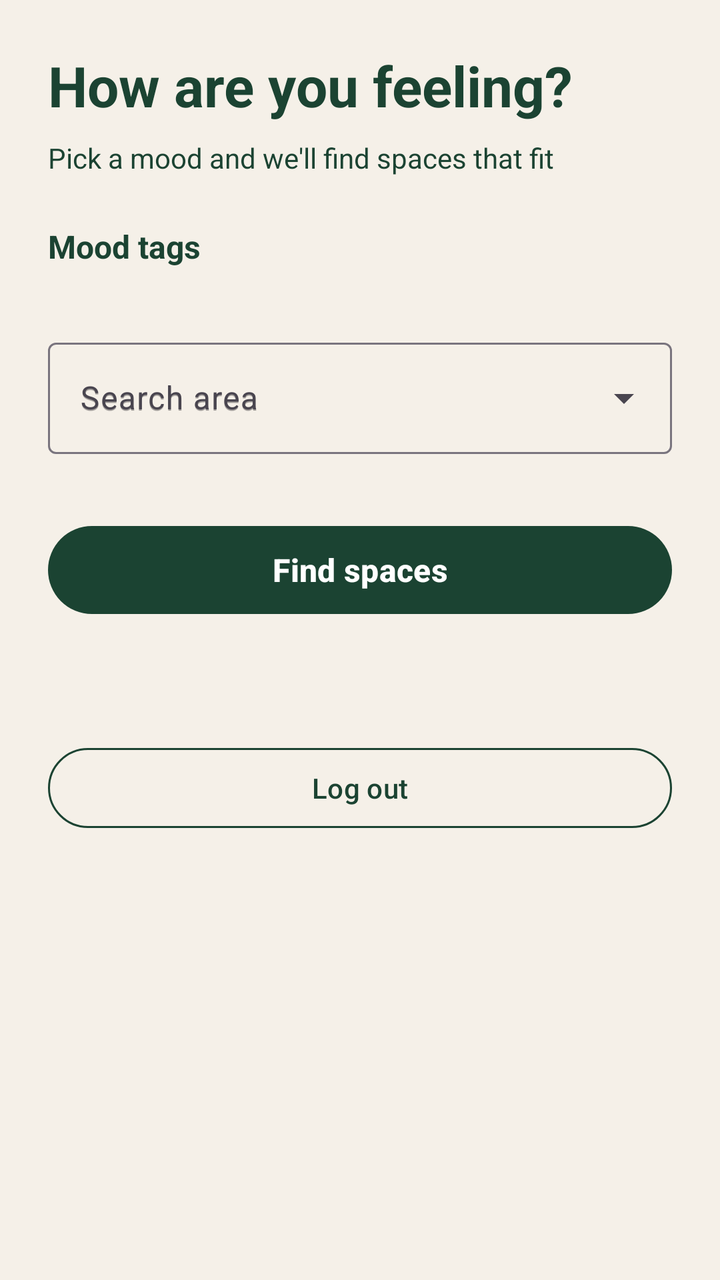
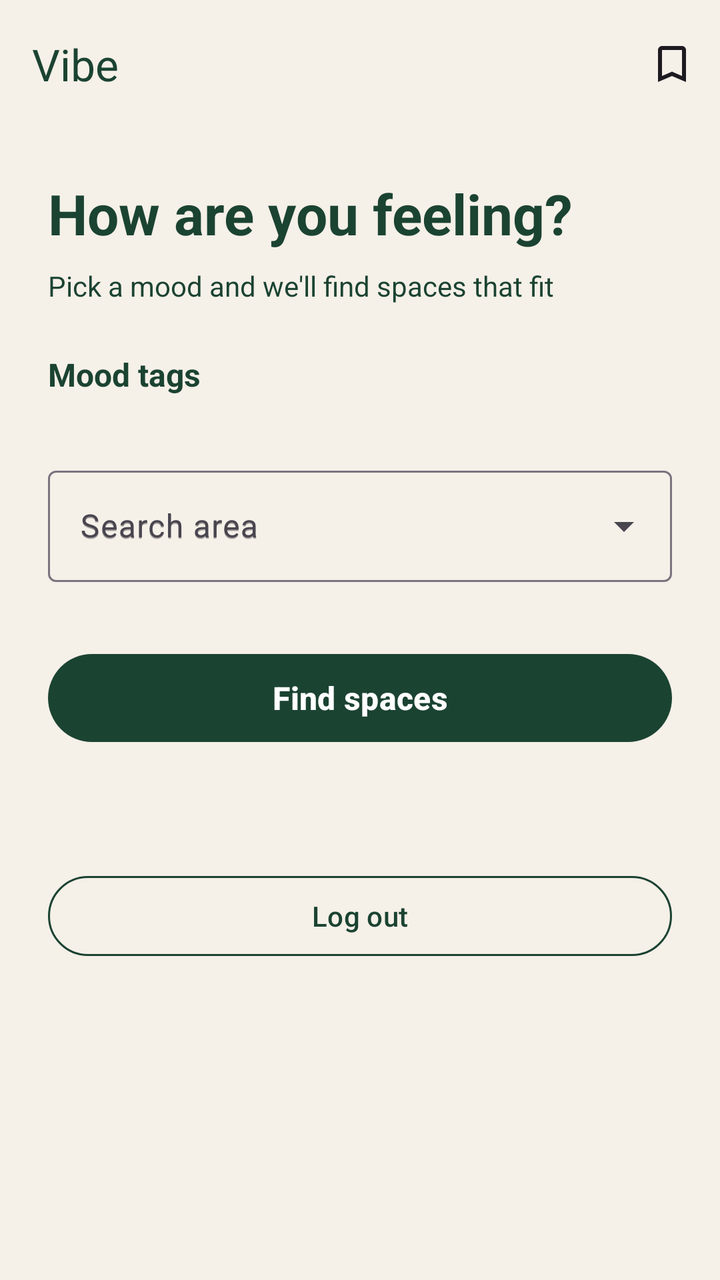

The first picture is an Android layout as it rendered before a commit; the second is the same layout after the commit. The layout source and the unified diff follow.
<!-- AndroidManifest.xml: application theme Theme.Vibe -->
<!-- res/layout/activity_home.xml -->
<?xml version="1.0" encoding="utf-8"?>
<ScrollView xmlns:android="http://schemas.android.com/apk/res/android"
    xmlns:app="http://schemas.android.com/apk/res-auto"
    android:id="@+id/rootScrollView"
    android:layout_width="match_parent"
    android:layout_height="match_parent"
    android:background="@color/vibe_cream"
    android:fillViewport="true">

    <LinearLayout
        android:layout_width="match_parent"
        android:layout_height="wrap_content"
        android:orientation="vertical"
        android:padding="24dp">

        <TextView
            android:id="@+id/titleTextView"
            android:layout_width="wrap_content"
            android:layout_height="wrap_content"
            android:text="@string/home_heading"
            android:textColor="@color/vibe_green"
            android:textSize="28sp"
            android:textStyle="bold" />

        <TextView
            android:id="@+id/subtitleTextView"
            android:layout_width="wrap_content"
            android:layout_height="wrap_content"
            android:layout_marginTop="8dp"
            android:text="@string/home_subtitle"
            android:textColor="@color/vibe_green"
            android:textSize="14sp" />

        <TextView
            android:layout_width="wrap_content"
            android:layout_height="wrap_content"
            android:layout_marginTop="24dp"
            android:text="@string/mood_tags_heading"
            android:textColor="@color/vibe_green"
            android:textSize="16sp"
            android:textStyle="bold" />

        <FrameLayout
            android:layout_width="match_parent"
            android:layout_height="wrap_content"
            android:layout_marginTop="8dp">

            <com.google.android.material.chip.ChipGroup
                android:id="@+id/chipGroupMoods"
                android:layout_width="match_parent"
                android:layout_height="wrap_content"
                app:selectionRequired="false"
                app:singleSelection="true" />

            <ProgressBar
                android:id="@+id/tagsProgressBar"
                android:layout_width="wrap_content"
                android:layout_height="wrap_content"
                android:layout_gravity="center"
                android:indeterminateTint="@color/vibe_orange"
                android:visibility="gone" />
        </FrameLayout>

        <LinearLayout
            android:id="@+id/tagsErrorLayout"
            android:layout_width="match_parent"
            android:layout_height="wrap_content"
            android:layout_marginTop="8dp"
            android:gravity="center"
            android:orientation="vertical"
            android:visibility="gone">

            <TextView
                android:layout_width="wrap_content"
                android:layout_height="wrap_content"
                android:text="@string/moods_load_error"
                android:textColor="@color/vibe_green" />

            <com.google.android.material.button.MaterialButton
                android:id="@+id/tagsRetryButton"
                style="@style/Widget.Vibe.Button.Primary"
                android:layout_width="wrap_content"
                android:layout_height="wrap_content"
                android:layout_marginTop="8dp"
                android:text="@string/try_again" />
        </LinearLayout>

        <com.google.android.material.textfield.TextInputLayout
            style="@style/Widget.Material3.TextInputLayout.OutlinedBox.ExposedDropdownMenu"
            android:layout_width="match_parent"
            android:layout_height="wrap_content"
            android:layout_marginTop="24dp"
            android:hint="@string/search_area_label">

            <AutoCompleteTextView
                android:id="@+id/autoCompleteArea"
                android:layout_width="match_parent"
                android:layout_height="wrap_content"
                android:hint="@string/search_area_label"
                android:inputType="none" />
        </com.google.android.material.textfield.TextInputLayout>

        <com.google.android.material.button.MaterialButton
            android:id="@+id/findSpacesButton"
            style="@style/Widget.Vibe.Button.Primary"
            android:layout_width="match_parent"
            android:layout_height="wrap_content"
            android:layout_marginTop="32dp"
            android:enabled="false"
            android:text="@string/find_spaces_button" />

        <TextView
            android:id="@+id/signedInAsTextView"
            android:layout_width="wrap_content"
            android:layout_height="wrap_content"
            android:layout_marginTop="24dp"
            android:textColor="@color/vibe_green"
            android:textSize="14sp" />

        <com.google.android.material.button.MaterialButton
            android:id="@+id/logoutButton"
            style="@style/Widget.Material3.Button.OutlinedButton"
            android:layout_width="match_parent"
            android:layout_height="wrap_content"
            android:layout_marginTop="16dp"
            android:text="@string/logout_button"
            app:strokeColor="@color/vibe_green" />

    </LinearLayout>
</ScrollView>
<!-- resources referenced by this layout -->
<resources>
  <color name="vibe_cream">#F5F0E8</color>
  <color name="vibe_green">#1B4332</color>
  <color name="vibe_orange">#E85D04</color>
  <string name="find_spaces_button">Find spaces</string>
  <string name="home_heading">How are you feeling?</string>
  <string name="home_subtitle">Pick a mood and we\'ll find spaces that fit</string>
  <string name="logout_button">Log out</string>
  <string name="mood_tags_heading">Mood tags</string>
  <string name="moods_load_error">Couldn\'t load moods. Check your connection.</string>
  <string name="search_area_label">Search area</string>
  <string name="try_again">Try again</string>
  <style name="Widget.Vibe.Button.Primary" parent="Widget.Material3.Button">
          <item name="backgroundTint">@color/vibe_green</item>
          <item name="android:textColor">@color/white</item>
          <item name="android:textSize">16sp</item>
          <item name="android:textStyle">bold</item>
          <item name="cornerRadius">24dp</item>
          <item name="android:minHeight">52dp</item>
      </style>
  <style name="Theme.Vibe" parent="Base.Theme.Vibe" />
  <color name="white">#FFFFFF</color>
  <style name="Base.Theme.Vibe" parent="Theme.Material3.Light.NoActionBar">
          <item name="colorPrimary">@color/vibe_green</item>
          <item name="colorOnPrimary">@color/white</item>
          <item name="colorSecondary">@color/vibe_orange</item>
          <item name="android:colorBackground">@color/vibe_cream</item>
          <item name="colorSurface">@color/vibe_cream</item>
          <item name="colorError">@color/vibe_error</item>
  
          <item name="android:statusBarColor">@android:color/transparent</item>
          <item name="android:windowLightStatusBar">true</item>
  
          <item name="textInputStyle">@style/Widget.Material3.TextInputLayout.OutlinedBox</item>
      </style>
  <color name="vibe_error">#B3261E</color>
</resources>

<!-- the commit's change to res/layout/activity_home.xml (unified diff, before → after) -->
@@ -1,130 +1,154 @@
 <?xml version="1.0" encoding="utf-8"?>
-<ScrollView xmlns:android="http://schemas.android.com/apk/res/android"
+<LinearLayout xmlns:android="http://schemas.android.com/apk/res/android"
     xmlns:app="http://schemas.android.com/apk/res-auto"
-    android:id="@+id/rootScrollView"
     android:layout_width="match_parent"
     android:layout_height="match_parent"
     android:background="@color/vibe_cream"
-    android:fillViewport="true">
+    android:orientation="vertical">
 
-    <LinearLayout
+    <com.google.android.material.appbar.AppBarLayout
+        android:id="@+id/appBarLayout"
         android:layout_width="match_parent"
         android:layout_height="wrap_content"
-        android:orientation="vertical"
-        android:padding="24dp">
+        android:background="@color/vibe_cream"
+        app:elevation="0dp">
 
-        <TextView
-            android:id="@+id/titleTextView"
-            android:layout_width="wrap_content"
-            android:layout_height="wrap_content"
-            android:text="@string/home_heading"
-            android:textColor="@color/vibe_green"
-            android:textSize="28sp"
-            android:textStyle="bold" />
+        <com.google.android.material.appbar.MaterialToolbar
+            android:id="@+id/toolbar"
+            android:layout_width="match_parent"
+            android:layout_height="?attr/actionBarSize"
+            app:menu="@menu/menu_home"
+            app:title="@string/app_name"
+            app:titleTextColor="@color/vibe_green" />
+    </com.google.android.material.appbar.AppBarLayout>
 
-        <TextView
-            android:id="@+id/subtitleTextView"
-            android:layout_width="wrap_content"
-            android:layout_height="wrap_content"
-            android:layout_marginTop="8dp"
-            android:text="@string/home_subtitle"
-            android:textColor="@color/vibe_green"
-            android:textSize="14sp" />
+    <ScrollView
+        android:id="@+id/rootScrollView"
+        android:layout_width="match_parent"
+        android:layout_height="match_parent"
+        android:clipToPadding="false"
+        android:fillViewport="true">
 
-        <TextView
-            android:layout_width="wrap_content"
-            android:layout_height="wrap_content"
-            android:layout_marginTop="24dp"
-            android:text="@string/mood_tags_heading"
-            android:textColor="@color/vibe_green"
-            android:textSize="16sp"
-            android:textStyle="bold" />
-
-        <FrameLayout
+        <LinearLayout
             android:layout_width="match_parent"
             android:layout_height="wrap_content"
-            android:layout_marginTop="8dp">
+            android:orientation="vertical"
+            android:padding="24dp">
 
-            <com.google.android.material.chip.ChipGroup
-                android:id="@+id/chipGroupMoods"
-                android:layout_width="match_parent"
-                android:layout_height="wrap_content"
-                app:selectionRequired="false"
-                app:singleSelection="true" />
-
-            <ProgressBar
-                android:id="@+id/tagsProgressBar"
+            <TextView
+                android:id="@+id/titleTextView"
                 android:layout_width="wrap_content"
                 android:layout_height="wrap_content"
-                android:layout_gravity="center"
-                android:indeterminateTint="@color/vibe_orange"
-                android:visibility="gone" />
-        </FrameLayout>
+                android:text="@string/home_heading"
+                android:textColor="@color/vibe_green"
+                android:textSize="28sp"
+                android:textStyle="bold" />
 
-        <LinearLayout
-            android:id="@+id/tagsErrorLayout"
-            android:layout_width="match_parent"
-            android:layout_height="wrap_content"
-            android:layout_marginTop="8dp"
-            android:gravity="center"
-            android:orientation="vertical"
-            android:visibility="gone">
+            <TextView
+                android:id="@+id/subtitleTextView"
+                android:layout_width="wrap_content"
+                android:layout_height="wrap_content"
+                android:layout_marginTop="8dp"
+                android:text="@string/home_subtitle"
+                android:textColor="@color/vibe_green"
+                android:textSize="14sp" />
 
             <TextView
                 android:layout_width="wrap_content"
                 android:layout_height="wrap_content"
-                android:text="@string/moods_load_error"
-                android:textColor="@color/vibe_green" />
+                android:layout_marginTop="24dp"
+                android:text="@string/mood_tags_heading"
+                android:textColor="@color/vibe_green"
+                android:textSize="16sp"
+                android:textStyle="bold" />
+
+            <FrameLayout
+                android:layout_width="match_parent"
+                android:layout_height="wrap_content"
+                android:layout_marginTop="8dp">
+
+                <com.google.android.material.chip.ChipGroup
+                    android:id="@+id/chipGroupMoods"
+                    android:layout_width="match_parent"
+                    android:layout_height="wrap_content"
+                    app:selectionRequired="false"
+                    app:singleSelection="true" />
+
+                <ProgressBar
+                    android:id="@+id/tagsProgressBar"
+                    android:layout_width="wrap_content"
+                    android:layout_height="wrap_content"
+                    android:layout_gravity="center"
+                    android:indeterminateTint="@color/vibe_orange"
+                    android:visibility="gone" />
+            </FrameLayout>
+
+            <LinearLayout
+                android:id="@+id/tagsErrorLayout"
+                android:layout_width="match_parent"
+                android:layout_height="wrap_content"
+                android:layout_marginTop="8dp"
+                android:gravity="center"
+                android:orientation="vertical"
+                android:visibility="gone">
+
+                <TextView
+                    android:layout_width="wrap_content"
+                    android:layout_height="wrap_content"
+                    android:text="@string/moods_load_error"
+                    android:textColor="@color/vibe_green" />
+
+                <com.google.android.material.button.MaterialButton
+                    android:id="@+id/tagsRetryButton"
+                    style="@style/Widget.Vibe.Button.Primary"
+                    android:layout_width="wrap_content"
+                    android:layout_height="wrap_content"
+                    android:layout_marginTop="8dp"
+                    android:text="@string/try_again" />
+            </LinearLayout>
+
+            <com.google.android.material.textfield.TextInputLayout
+                style="@style/Widget.Material3.TextInputLayout.OutlinedBox.ExposedDropdownMenu"
+                android:layout_width="match_parent"
+                android:layout_height="wrap_content"
+                android:layout_marginTop="24dp"
+                android:hint="@string/search_area_label">
+
+                <AutoCompleteTextView
+                    android:id="@+id/autoCompleteArea"
+                    android:layout_width="match_parent"
+                    android:layout_height="wrap_content"
+                    android:hint="@string/search_area_label"
+                    android:inputType="none" />
+            </com.google.android.material.textfield.TextInputLayout>
 
             <com.google.android.material.button.MaterialButton
-                android:id="@+id/tagsRetryButton"
+                android:id="@+id/findSpacesButton"
                 style="@style/Widget.Vibe.Button.Primary"
+                android:layout_width="match_parent"
+                android:layout_height="wrap_content"
+                android:layout_marginTop="32dp"
+                android:enabled="false"
+                android:text="@string/find_spaces_button" />
+
+            <TextView
+                android:id="@+id/signedInAsTextView"
                 android:layout_width="wrap_content"
                 android:layout_height="wrap_content"
-                android:layout_marginTop="8dp"
-                android:text="@string/try_again" />
-        </LinearLayout>
+                android:layout_marginTop="24dp"
+                android:textColor="@color/vibe_green"
+                android:textSize="14sp" />
 
-        <com.google.android.material.textfield.TextInputLayout
-            style="@style/Widget.Material3.TextInputLayout.OutlinedBox.ExposedDropdownMenu"
-            android:layout_width="match_parent"
-            android:layout_height="wrap_content"
-            android:layout_marginTop="24dp"
-            android:hint="@string/search_area_label">
-
-            <AutoCompleteTextView
-                android:id="@+id/autoCompleteArea"
+            <com.google.android.material.button.MaterialButton
+                android:id="@+id/logoutButton"
+                style="@style/Widget.Material3.Button.OutlinedButton"
                 android:layout_width="match_parent"
                 android:layout_height="wrap_content"
-                android:hint="@string/search_area_label"
-                android:inputType="none" />
-        </com.google.android.material.textfield.TextInputLayout>
+                android:layout_marginTop="16dp"
+                android:text="@string/logout_button"
+                app:strokeColor="@color/vibe_green" />
 
-        <com.google.android.material.button.MaterialButton
-            android:id="@+id/findSpacesButton"
-            style="@style/Widget.Vibe.Button.Primary"
-            android:layout_width="match_parent"
-            android:layout_height="wrap_content"
-            android:layout_marginTop="32dp"
-            android:enabled="false"
-            android:text="@string/find_spaces_button" />
+        </LinearLayout>
+    </ScrollView>
 
-        <TextView
-            android:id="@+id/signedInAsTextView"
-            android:layout_width="wrap_content"
-            android:layout_height="wrap_content"
-            android:layout_marginTop="24dp"
-            android:textColor="@color/vibe_green"
-            android:textSize="14sp" />
-
-        <com.google.android.material.button.MaterialButton
-            android:id="@+id/logoutButton"
-            style="@style/Widget.Material3.Button.OutlinedButton"
-            android:layout_width="match_parent"
-            android:layout_height="wrap_content"
-            android:layout_marginTop="16dp"
-            android:text="@string/logout_button"
-            app:strokeColor="@color/vibe_green" />
-
-    </LinearLayout>
-</ScrollView>
+</LinearLayout>
<!-- resource entries referenced after the edit -->
@@ -3,6 +3,7 @@
   <color name="vibe_cream">#F5F0E8</color>
   <color name="vibe_green">#1B4332</color>
   <color name="vibe_orange">#E85D04</color>
+  <string name="app_name">Vibe</string>
   <string name="find_spaces_button">Find spaces</string>
   <string name="home_heading">How are you feeling?</string>
   <string name="home_subtitle">Pick a mood and we\'ll find spaces that fit</string>
